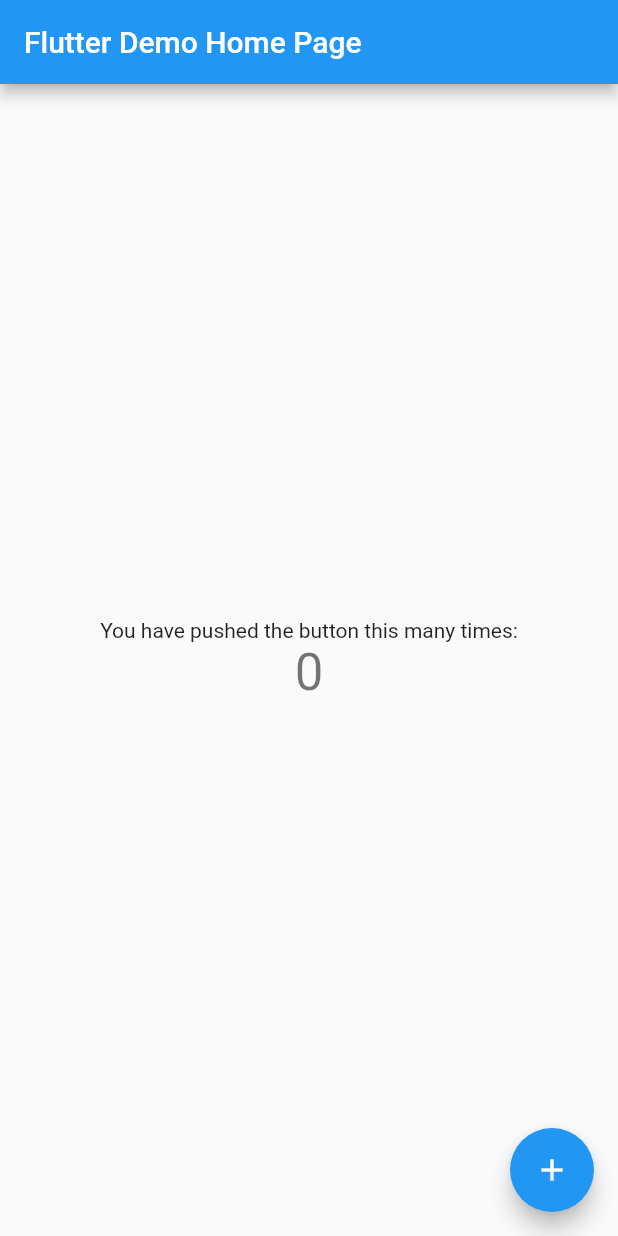
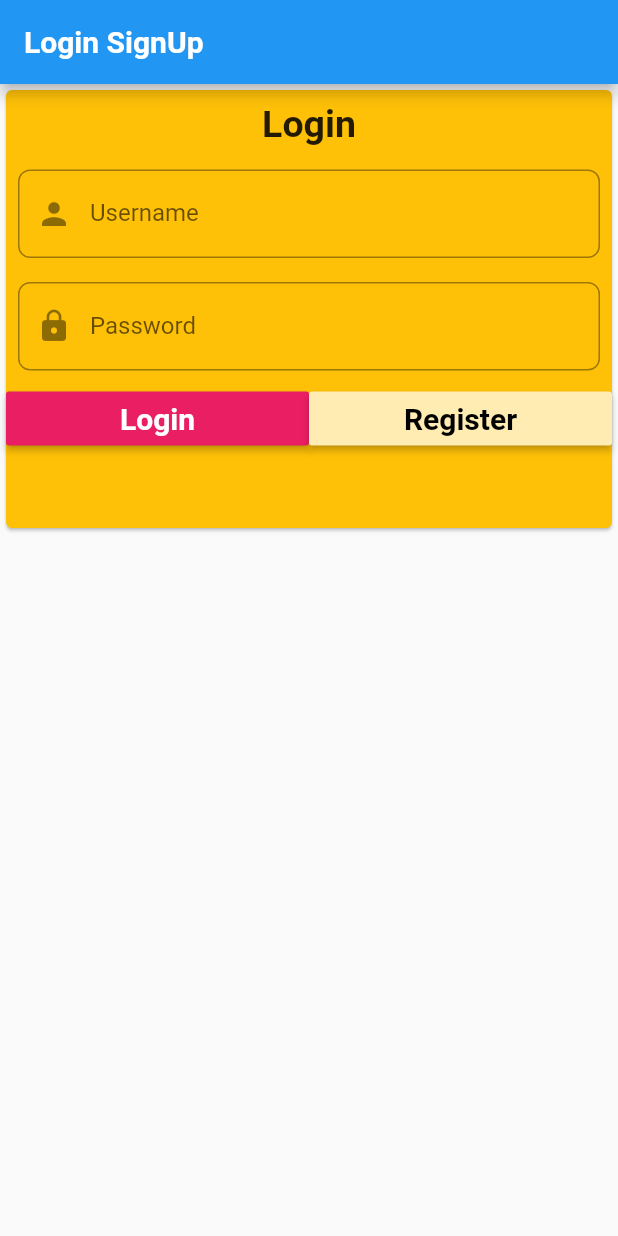
Before and after one commit to MahdiAbbasian/RadiantFlutter, a Flutter app: the screen it shows after launch, on a phone screen of 412 x 824 dp. Run offline on Flutter 3.47's test engine with Material 2 defaults, Android fonts, the phone set to English and light mode, and no system bars; our stand-ins replace fluttertoast.

Commit message:
config main.dart with flutterToast

```diff
--- a/lib/main.dart
+++ b/lib/main.dart
@@ -1,4 +1,11 @@
+import 'dart:convert';
+
 import 'package:flutter/material.dart';
+import 'package:fluttertoast/fluttertoast.dart';
+import 'package:radiantflutter/register.dart';
+import 'package:http/http.dart' as http;
+
+import 'DashBoard.dart';
 
 void main() {
   runApp(MyApp());
@@ -11,103 +18,130 @@
     return MaterialApp(
       title: 'Flutter Demo',
       theme: ThemeData(
-        // This is the theme of your application.
-        //
-        // Try running your application with "flutter run". You'll see the
-        // application has a blue toolbar. Then, without quitting the app, try
-        // changing the primarySwatch below to Colors.green and then invoke
-        // "hot reload" (press "r" in the console where you ran "flutter run",
-        // or simply save your changes to "hot reload" in a Flutter IDE).
-        // Notice that the counter didn't reset back to zero; the application
-        // is not restarted.
         primarySwatch: Colors.blue,
+        visualDensity: VisualDensity.adaptivePlatformDensity,
       ),
-      home: MyHomePage(title: 'Flutter Demo Home Page'),
+      home: MyHomePage(),
     );
   }
 }
 
 class MyHomePage extends StatefulWidget {
-  MyHomePage({Key? key, required this.title}) : super(key: key);
-
-  // This widget is the home page of your application. It is stateful, meaning
-  // that it has a State object (defined below) that contains fields that affect
-  // how it looks.
-
-  // This class is the configuration for the state. It holds the values (in this
-  // case the title) provided by the parent (in this case the App widget) and
-  // used by the build method of the State. Fields in a Widget subclass are
-  // always marked "final".
-
-  final String title;
-
   @override
   _MyHomePageState createState() => _MyHomePageState();
 }
 
 class _MyHomePageState extends State<MyHomePage> {
-  int _counter = 0;
+  TextEditingController user = TextEditingController();
+  TextEditingController pass = TextEditingController();
 
-  void _incrementCounter() {
-    setState(() {
-      // This call to setState tells the Flutter framework that something has
-      // changed in this State, which causes it to rerun the build method below
-      // so that the display can reflect the updated values. If we changed
-      // _counter without calling setState(), then the build method would not be
-      // called again, and so nothing would appear to happen.
-      _counter++;
+  Future login() async {
+    var url = "http://10.165.4.230/RadiantFlutter/login.php";
+    var response = await http.post(url, body: {
+      "username": user.text,
+      "password": pass.text,
     });
+    var data = json.decode(response.body);
+    if (data == "Success") {
+      FlutterToast(context).showToast(
+          child: Text(
+            'Login Successful',
+            style: TextStyle(fontSize: 25, color: Colors.green),
+          ));
+      Navigator.push(context, MaterialPageRoute(builder: (context)=>DashBoard(),),);
+    } else {
+      FlutterToast(context).showToast(
+          child: Text('Username and password invalid',
+              style: TextStyle(fontSize: 25, color: Colors.red)));
+    }
   }
 
   @override
   Widget build(BuildContext context) {
-    // This method is rerun every time setState is called, for instance as done
-    // by the _incrementCounter method above.
-    //
-    // The Flutter framework has been optimized to make rerunning build methods
-    // fast, so that you can just rebuild anything that needs updating rather
-    // than having to individually change instances of widgets.
     return Scaffold(
       appBar: AppBar(
-        // Here we take the value from the MyHomePage object that was created by
-        // the App.build method, and use it to set our appbar title.
-        title: Text(widget.title),
+        title: Text(
+          'Login SignUp',
+          style: TextStyle(fontWeight: FontWeight.bold),
         ),
-      body: Center(
-        // Center is a layout widget. It takes a single child and positions it
-        // in the middle of the parent.
+      ),
+      body: Container(
+        height: 300,
+        child: Card(
+          color: Colors.amber,
           child: Column(
-          // Column is also a layout widget. It takes a list of children and
-          // arranges them vertically. By default, it sizes itself to fit its
-          // children horizontally, and tries to be as tall as its parent.
-          //
-          // Invoke "debug painting" (press "p" in the console, choose the
-          // "Toggle Debug Paint" action from the Flutter Inspector in Android
-          // Studio, or the "Toggle Debug Paint" command in Visual Studio Code)
-          // to see the wireframe for each widget.
-          //
-          // Column has various properties to control how it sizes itself and
-          // how it positions its children. Here we use mainAxisAlignment to
-          // center the children vertically; the main axis here is the vertical
-          // axis because Columns are vertical (the cross axis would be
-          // horizontal).
-          mainAxisAlignment: MainAxisAlignment.center,
             children: <Widget>[
-            Text(
-              'You have pushed the button this many times:',
+              Padding(
+                padding: const EdgeInsets.all(8.0),
+                child: Text(
+                  'Login',
+                  style: TextStyle(fontSize: 25, fontWeight: FontWeight.bold),
                 ),
-            Text(
-              '$_counter',
-              style: Theme.of(context).textTheme.headline4,
               ),
+              Padding(
+                padding: const EdgeInsets.all(8.0),
+                child: TextField(
+                  decoration: InputDecoration(
+                    labelText: 'Username',
+                    prefixIcon: Icon(Icons.person),
+                    border: OutlineInputBorder(
+                        borderRadius: BorderRadius.circular(8)),
+                  ),
+                  controller: user,
+                ),
+              ),
+              Padding(
+                padding: const EdgeInsets.all(8.0),
+                child: TextField(
+                  obscureText: true,
+                  decoration: InputDecoration(
+                    labelText: 'Password',
+                    prefixIcon: Icon(Icons.lock),
+                    border: OutlineInputBorder(
+                        borderRadius: BorderRadius.circular(8)),
+                  ),
+                  controller: pass,
+                ),
+              ),
+              Row(
+                children: <Widget>[
+                  Expanded(
+                    child: MaterialButton(
+                      color: Colors.pink,
+                      child: Text('Login',
+                          style: TextStyle(
+                              fontSize: 20,
+                              fontWeight: FontWeight.bold,
+                              color: Colors.white)),
+                      onPressed: () {
+                        login();
+                      },
+                    ),
+                  ),
+                  Expanded(
+                    child: MaterialButton(
+                      color: Colors.amber[100],
+                      child: Text('Register',
+                          style: TextStyle(
+                              fontSize: 20,
+                              fontWeight: FontWeight.bold,
+                              color: Colors.black)),
+                      onPressed: () {
+                        Navigator.push(
+                          context,
+                          MaterialPageRoute(
+                            builder: (context) => Register(),
+                          ),
+                        );
+                      },
+                    ),
+                  ),
+                ],
+              )
             ],
           ),
         ),
-      floatingActionButton: FloatingActionButton(
-        onPressed: _incrementCounter,
-        tooltip: 'Increment',
-        child: Icon(Icons.add),
-      ), // This trailing comma makes auto-formatting nicer for build methods.
+      ),
     );
   }
 }
```
Lines whose indentation alone changed are shown as unchanged.
